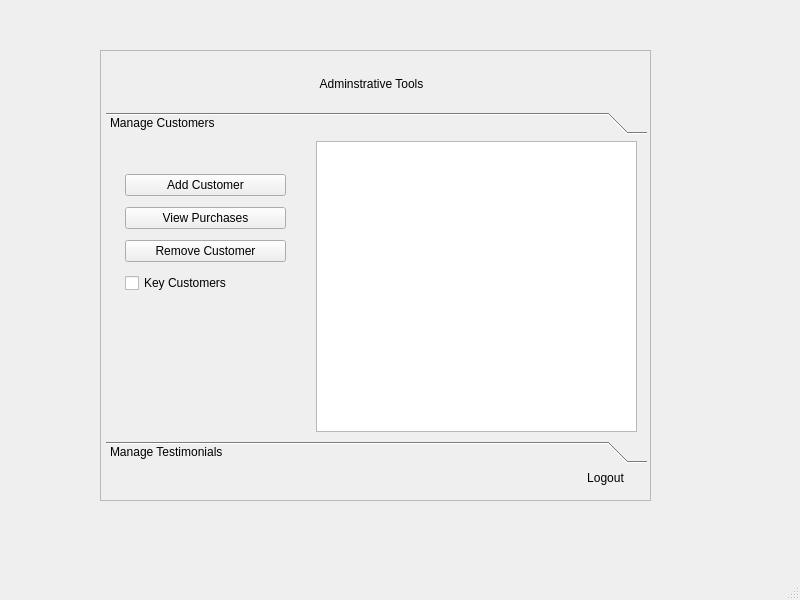
tigerjpg/cybersecurity, file forms/MainWindow.ui: the form before one commit.
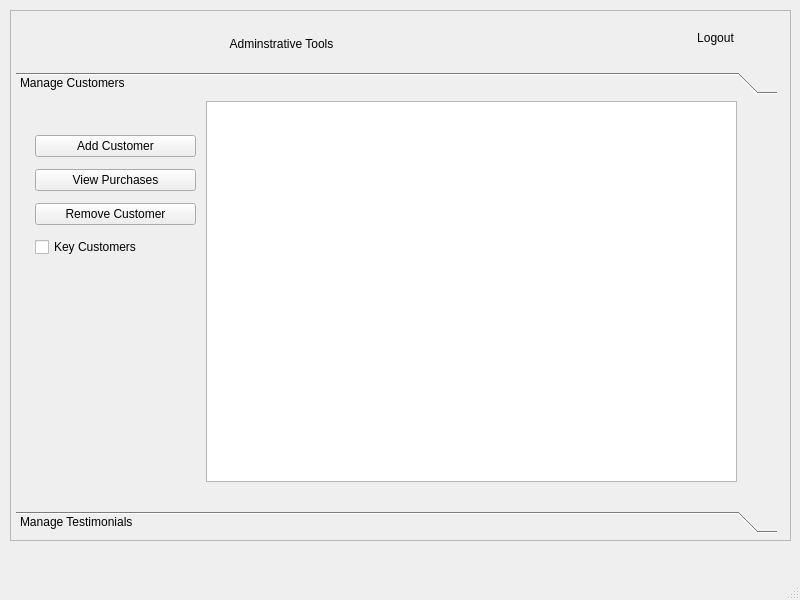
The form after the commit. The open tabs and pages were chosen to show the change.

Commit message: [#10] grab new ui, create new customer table page

What changed in the file:
```diff
--- a/forms/MainWindow.ui
+++ b/forms/MainWindow.ui
@@ -423,10 +423,10 @@
      <widget class="QFrame" name="administrator_frame">
       <property name="geometry">
        <rect>
-        <x>100</x>
-        <y>50</y>
-        <width>551</width>
-        <height>451</height>
+        <x>10</x>
+        <y>10</y>
+        <width>781</width>
+        <height>531</height>
        </rect>
       </property>
       <property name="frameShape">
@@ -440,8 +440,8 @@
         <rect>
          <x>6</x>
          <y>62</y>
-         <width>541</width>
-         <height>351</height>
+         <width>761</width>
+         <height>461</height>
         </rect>
        </property>
        <property name="currentIndex">
@@ -452,8 +452,8 @@
          <rect>
           <x>0</x>
           <y>0</y>
-          <width>541</width>
-          <height>295</height>
+          <width>761</width>
+          <height>389</height>
          </rect>
         </property>
         <attribute name="label">
@@ -462,12 +462,42 @@
         <widget class="QTableView" name="customer_tableView">
          <property name="geometry">
           <rect>
-           <x>210</x>
+           <x>190</x>
            <y>1</y>
-           <width>321</width>
-           <height>291</height>
+           <width>531</width>
+           <height>381</height>
           </rect>
          </property>
+         <property name="cursor" stdset="0">
+          <cursorShape>OpenHandCursor</cursorShape>
+         </property>
+         <property name="sizeAdjustPolicy">
+          <enum>QAbstractScrollArea::AdjustToContents</enum>
+         </property>
+         <property name="alternatingRowColors">
+          <bool>true</bool>
+         </property>
+         <property name="selectionBehavior">
+          <enum>QAbstractItemView::SelectRows</enum>
+         </property>
+         <property name="sortingEnabled">
+          <bool>true</bool>
+         </property>
+         <property name="cornerButtonEnabled">
+          <bool>false</bool>
+         </property>
+         <attribute name="horizontalHeaderMinimumSectionSize">
+          <number>30</number>
+         </attribute>
+         <attribute name="horizontalHeaderStretchLastSection">
+          <bool>true</bool>
+         </attribute>
+         <attribute name="verticalHeaderVisible">
+          <bool>false</bool>
+         </attribute>
+         <attribute name="verticalHeaderHighlightSections">
+          <bool>false</bool>
+         </attribute>
         </widget>
         <widget class="QWidget" name="verticalLayoutWidget">
          <property name="geometry">
@@ -475,7 +505,7 @@
            <x>19</x>
            <y>29</y>
            <width>161</width>
-           <height>131</height>
+           <height>137</height>
           </rect>
          </property>
          <layout class="QVBoxLayout" name="verticalLayout_2">
@@ -605,8 +635,8 @@
       <widget class="QLabel" name="admin_logout_label">
        <property name="geometry">
         <rect>
-         <x>470</x>
-         <y>420</y>
+         <x>670</x>
+         <y>20</y>
          <width>71</width>
          <height>16</height>
         </rect>
```
Left out of the diff: 50 changed lines with no effect on the pictures. The commit also changes 5 other files.
